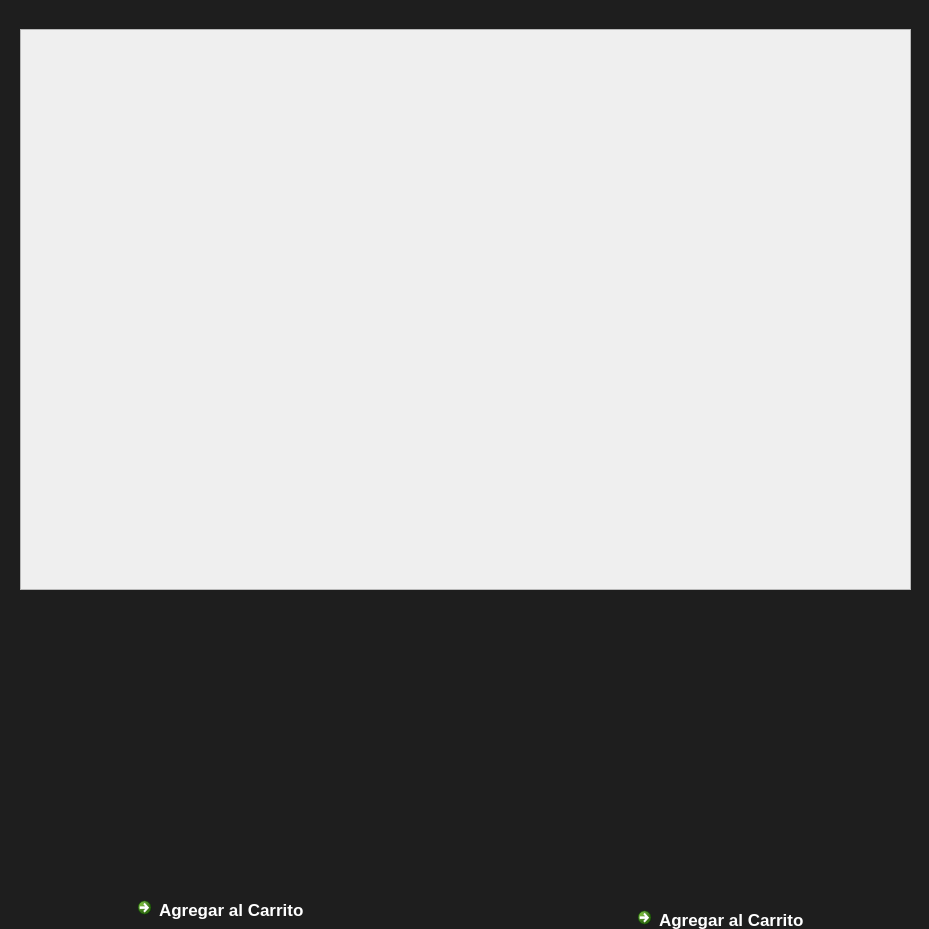
First picture: the form in OrangoTango/mueblescocina.ui, repository AlejandroMB1/OrangoTango, before the edit.
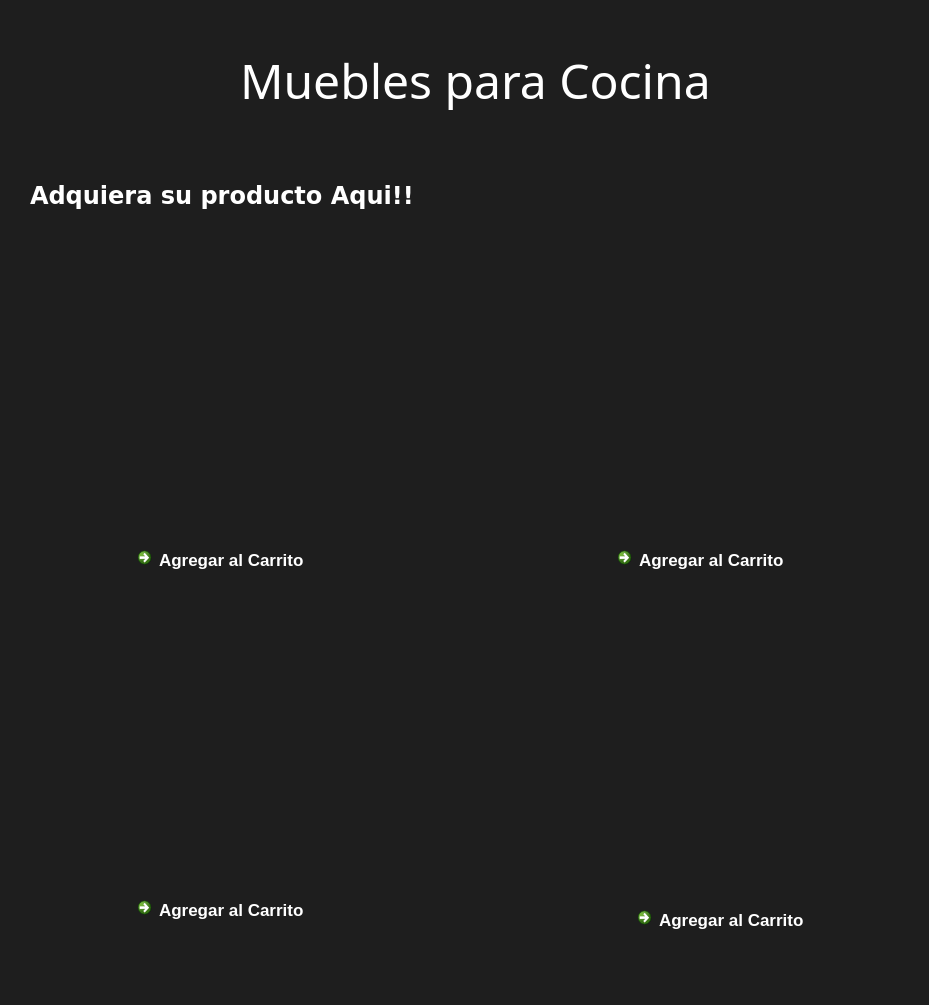
Second picture: the form after the edit. Icons and pictures are not drawn.

Patch:
```diff
--- a/OrangoTango/mueblescocina.ui
+++ b/OrangoTango/mueblescocina.ui
@@ -7,7 +7,7 @@
     <x>0</x>
     <y>0</y>
     <width>929</width>
-    <height>929</height>
+    <height>1005</height>
    </rect>
   </property>
   <property name="windowTitle">
@@ -217,29 +217,6 @@
     <string>Agregar al Carrito</string>
    </property>
   </widget>
-  <widget class="QScrollArea" name="scrollArea">
-   <property name="geometry">
-    <rect>
-     <x>20</x>
-     <y>29</y>
-     <width>891</width>
-     <height>561</height>
-    </rect>
-   </property>
-   <property name="widgetResizable">
-    <bool>true</bool>
-   </property>
-   <widget class="QWidget" name="scrollContents">
-    <property name="geometry">
-     <rect>
-      <x>0</x>
-      <y>0</y>
-      <width>889</width>
-      <height>559</height>
-     </rect>
-    </property>
-   </widget>
-  </widget>
  </widget>
  <resources/>
  <connections/>
```
